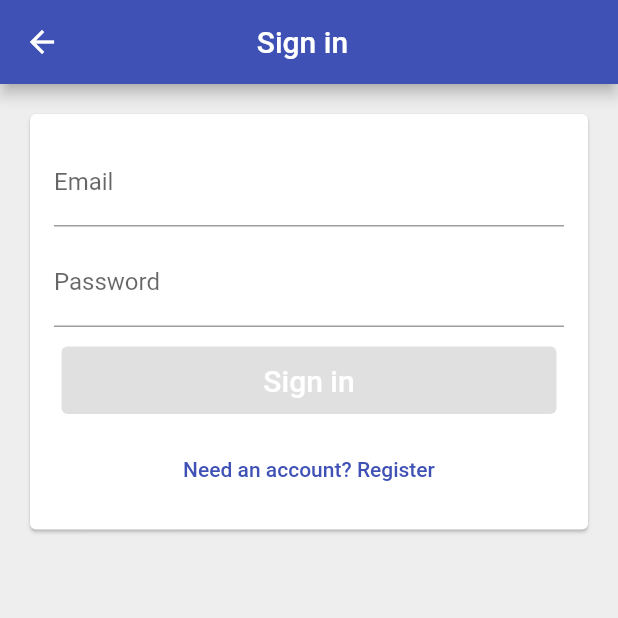
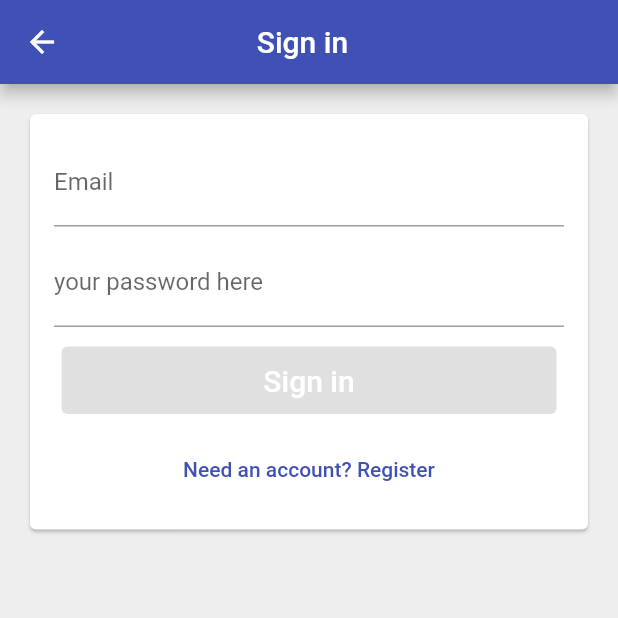
Before and after one commit to Nuri801/time_tracker, a Flutter app: the EmailSignInPage screen opened directly, on a phone screen of 412 x 824 dp, the top half of it. Run offline on Flutter 3.47's test engine with Material 2 defaults, Android fonts, the phone set to English and light mode, and no system bars; our stand-ins replace firebase_auth, firebase_core, google_sign_in, modal_progress_hud; accounts and stored records are empty.

Commit message:
time_tracker

```diff
--- a/lib/app/sign_in/email_sign_in_form_bloc_based.dart
+++ b/lib/app/sign_in/email_sign_in_form_bloc_based.dart
@@ -99,7 +99,7 @@ class _EmailSignInFormBlocBasedState extends State<EmailSignInFormBlocBased> {
       onChanged: widget.bloc.updatePassword,
       controller: _passwordController,
       decoration: InputDecoration(
-        labelText: 'Password',
+        labelText: 'your password here',
         errorText: model!.passwordErrorText,
         enabled: model!.isLoading == false,
       ),
```
